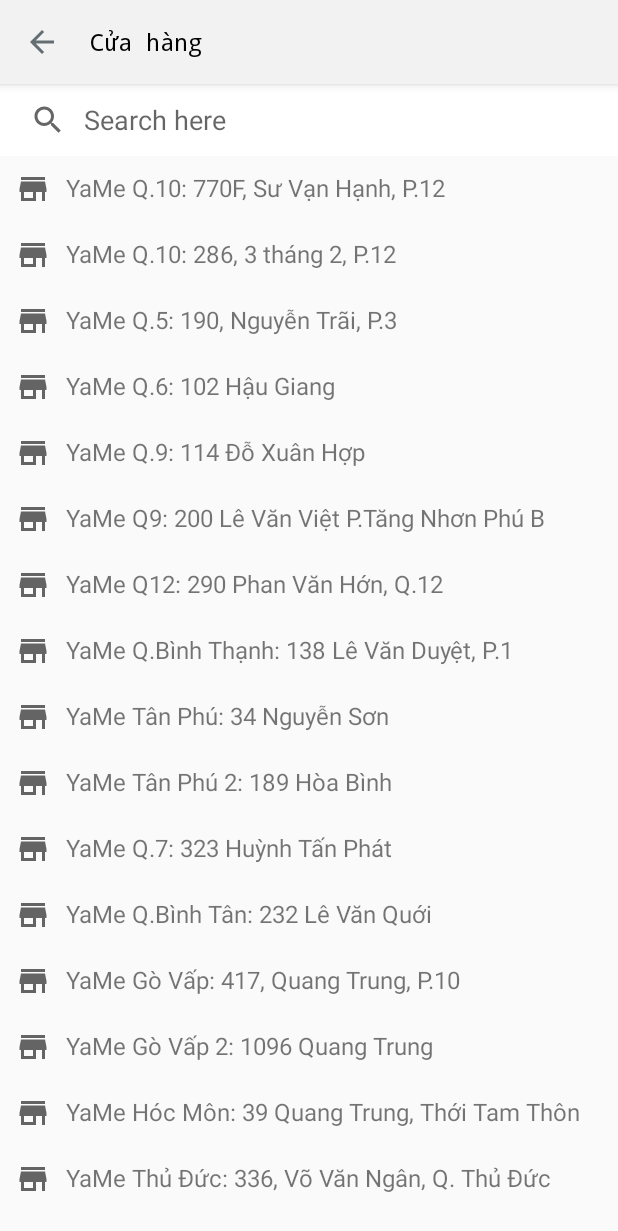
After one commit to prayz212/Yame, an Android app: the StoreLocation screen opened directly, with no data from a screen before it, on a phone screen of 412 x 824 dp. The commit adds this screen. Shown: the top 1231 px of the screen. Run offline under Robolectric (Android 15) with nearby library versions, the phone set to English and light mode, and no system bars.

Commit message:
Create Login & Store Activity

```diff
--- a/app/src/main/AndroidManifest.xml
+++ b/app/src/main/AndroidManifest.xml
@@ -9,6 +9,8 @@
         android:roundIcon="@mipmap/ic_launcher_round"
         android:supportsRtl="true"
         android:theme="@style/AppTheme">
+        <activity android:name=".MoreFragment.MyAccount"/>
+        <activity android:name=".MoreFragment.StoreLocation"/>
         <activity android:name=".Activitys.ProductDetailActivity.DetailActivity" />
         <activity android:name=".Activitys.ProductListActivity.ProductActivity" />
         <activity
--- /dev/null
+++ b/app/src/main/java/com/example/yame/MoreFragment/StoreLocation.java
@@ -0,0 +1,16 @@
+package com.example.yame.MoreFragment;
+
+import androidx.appcompat.app.AppCompatActivity;
+
+import android.os.Bundle;
+
+import com.example.yame.R;
+
+public class StoreLocation extends AppCompatActivity {
+
+    @Override
+    protected void onCreate(Bundle savedInstanceState) {
+        super.onCreate(savedInstanceState);
+        setContentView(R.layout.activity_store_location);
+    }
+}
--- /dev/null
+++ b/app/src/main/res/layout/activity_store_location.xml
@@ -0,0 +1,231 @@
+<?xml version="1.0" encoding="utf-8"?>
+<androidx.constraintlayout.widget.ConstraintLayout
+    xmlns:android="http://schemas.android.com/apk/res/android"
+    xmlns:app="http://schemas.android.com/apk/res-auto"
+    xmlns:tools="http://schemas.android.com/tools"
+    android:layout_width="match_parent"
+    android:layout_height="match_parent"
+    tools:context=".MoreFragment.StoreLocation">
+
+    <!-- Toolbar -->
+    <com.google.android.material.appbar.AppBarLayout
+        android:id="@+id/appBarStore"
+        android:layout_width="match_parent"
+        android:layout_height="wrap_content"
+        app:layout_constraintTop_toTopOf="parent"
+        app:layout_constraintStart_toStartOf="parent"
+        app:layout_constraintEnd_toEndOf="parent" >
+
+        <androidx.appcompat.widget.Toolbar
+            android:id="@+id/toolbarStore"
+            android:layout_width="match_parent"
+            android:layout_height="match_parent"
+            android:background="@color/backgroundToolbar">
+
+            <ImageButton
+                android:id="@+id/imgBtnBack"
+                android:layout_width="wrap_content"
+                android:layout_height="wrap_content"
+                android:paddingTop="10dp"
+                android:paddingBottom="10dp"
+                android:paddingEnd="10dp"
+                android:background="@null"
+                android:src="@drawable/ic_arrow_back" />
+
+            <TextView
+                android:id="@+id/tvTitle"
+                android:layout_width="match_parent"
+                android:layout_height="match_parent"
+                android:text="@string/tb_stores"
+                android:textSize="16sp"
+                android:textColor="@android:color/black"
+                android:textAlignment="viewStart"
+                android:paddingStart="10dp"
+                android:fontFamily="monospace" />
+        </androidx.appcompat.widget.Toolbar>
+    </com.google.android.material.appbar.AppBarLayout>
+
+    <SearchView
+        android:id="@+id/searchViewStore"
+        android:layout_width="match_parent"
+        android:layout_height="wrap_content"
+        android:background="@android:color/white"
+        android:iconifiedByDefault="false"
+        android:queryBackground="@android:color/transparent"
+        android:queryHint="Search here"
+        app:layout_constraintTop_toBottomOf="@+id/appBarStore"/>
+
+    <ScrollView
+        android:id="@+id/scrollViewStore"
+        android:layout_width="match_parent"
+        android:layout_height="wrap_content"
+        android:fillViewport="true"
+        app:layout_constraintTop_toBottomOf="@+id/searchViewStore"
+        app:layout_constraintStart_toStartOf="parent"
+        app:layout_constraintEnd_toEndOf="parent">
+
+        <LinearLayout
+            android:layout_width="match_parent"
+            android:layout_height="wrap_content"
+            android:orientation="vertical">
+
+            <TextView
+                android:id="@+id/name_store_1"
+                android:layout_width="wrap_content"
+                android:layout_height="wrap_content"
+                android:drawableStart="@drawable/ic_baseline_store_24"
+                android:drawablePadding="10dp"
+                android:padding="10dp"
+                android:text="@string/Yame_1"
+                android:textSize="16sp"/>
+            <TextView
+                android:id="@+id/name_store_2"
+                android:layout_width="wrap_content"
+                android:layout_height="wrap_content"
+                android:drawableStart="@drawable/ic_baseline_store_24"
+                android:drawablePadding="10dp"
+                android:padding="10dp"
+                android:text="@string/Yame_2"
+                android:textSize="16sp"/>
+            <TextView
+                android:id="@+id/name_store_3"
+                android:layout_width="wrap_content"
+                android:layout_height="wrap_content"
+                android:drawableStart="@drawable/ic_baseline_store_24"
+                android:drawablePadding="10dp"
+                android:padding="10dp"
+                android:text="@string/Yame_3"
+                android:textSize="16sp"/>
+
+            <TextView
+                android:id="@+id/name_store_4"
+                android:layout_width="wrap_content"
+                android:layout_height="wrap_content"
+                android:drawableStart="@drawable/ic_baseline_store_24"
+                android:drawablePadding="10dp"
+                android:padding="10dp"
+                android:text="@string/Yame_4"
+                android:textSize="16sp"/>
+
+            <TextView
+                android:id="@+id/name_store_5"
+                android:layout_width="wrap_content"
+                android:layout_height="wrap_content"
+                android:drawableStart="@drawable/ic_baseline_store_24"
+                android:drawablePadding="10dp"
+                android:padding="10dp"
+                android:text="@string/Yame_5"
+                android:textSize="16sp" />
+
+            <TextView
+                android:id="@+id/name_store_6"
+                android:layout_width="wrap_content"
+                android:layout_height="wrap_content"
+                android:drawableStart="@drawable/ic_baseline_store_24"
+                android:drawablePadding="10dp"
+                android:padding="10dp"
+                android:text="@string/Yame_6"
+                android:textSize="16sp"/>
+
+            <TextView
+                android:id="@+id/name_store_7"
+                android:layout_width="wrap_content"
+                android:layout_height="wrap_content"
+                android:drawableStart="@drawable/ic_baseline_store_24"
+                android:drawablePadding="10dp"
+                android:padding="10dp"
+                android:text="@string/Yame_7"
+                android:textSize="16sp"/>
+
+            <TextView
+                android:id="@+id/name_store_8"
+                android:layout_width="wrap_content"
+                android:layout_height="wrap_content"
+                android:drawableStart="@drawable/ic_baseline_store_24"
+                android:drawablePadding="10dp"
+                android:padding="10dp"
+                android:text="@string/Yame_8"
+                android:textSize="16sp"/>
+
+            <TextView
+                android:id="@+id/name_store_9"
+                android:layout_width="wrap_content"
+                android:layout_height="wrap_content"
+                android:drawableStart="@drawable/ic_baseline_store_24"
+                android:drawablePadding="10dp"
+                android:padding="10dp"
+                android:text="@string/Yame_9"
+                android:textSize="16sp"/>
+
+            <TextView
+                android:id="@+id/name_store_10"
+                android:layout_width="wrap_content"
+                android:layout_height="wrap_content"
+                android:drawableStart="@drawable/ic_baseline_store_24"
+                android:drawablePadding="10dp"
+                android:padding="10dp"
+                android:text="@string/Yame_10"
+                android:textSize="16sp"/>
+
+            <TextView
+                android:id="@+id/name_store_11"
+                android:layout_width="wrap_content"
+                android:layout_height="wrap_content"
+                android:drawableStart="@drawable/ic_baseline_store_24"
+                android:drawablePadding="10dp"
+                android:padding="10dp"
+                android:text="@string/Yame_16"
+                android:textSize="16sp" />
+
+            <TextView
+                android:id="@+id/name_store_12"
+                android:layout_width="wrap_content"
+                android:layout_height="wrap_content"
+                android:drawableStart="@drawable/ic_baseline_store_24"
+                android:drawablePadding="10dp"
+                android:padding="10dp"
+                android:text="@string/Yame_11"
+                android:textSize="16sp"/>
+
+            <TextView
+                android:id="@+id/name_store_13"
+                android:layout_width="wrap_content"
+                android:layout_height="wrap_content"
+                android:drawableStart="@drawable/ic_baseline_store_24"
+                android:drawablePadding="10dp"
+                android:padding="10dp"
+                android:text="@string/Yame_12"
+                android:textSize="16sp"/>
+
+            <TextView
+                android:id="@+id/name_store_14"
+                android:layout_width="wrap_content"
+                android:layout_height="wrap_content"
+                android:drawableStart="@drawable/ic_baseline_store_24"
+                android:drawablePadding="10dp"
+                android:padding="10dp"
+                android:text="@string/Yame_13"
+                android:textSize="16sp"/>
+
+            <TextView
+                android:id="@+id/name_store_15"
+                android:layout_width="wrap_content"
+                android:layout_height="wrap_content"
+                android:drawableStart="@drawable/ic_baseline_store_24"
+                android:drawablePadding="10dp"
+                android:padding="10dp"
+                android:text="@string/Yame_14"
+                android:textSize="16sp"/>
+
+            <TextView
+                android:id="@+id/name_store_16"
+                android:layout_width="wrap_content"
+                android:layout_height="wrap_content"
+                android:drawableStart="@drawable/ic_baseline_store_24"
+                android:drawablePadding="10dp"
+                android:padding="10dp"
+                android:text="@string/Yame_15"
+                android:textSize="16sp"/>
+        </LinearLayout>
+    </ScrollView>
+</androidx.constraintlayout.widget.ConstraintLayout>
--- a/app/src/main/res/layout/fragment_search.xml
+++ b/app/src/main/res/layout/fragment_search.xml
@@ -27,10 +27,10 @@
                 android:id="@+id/searchView"
                 android:layout_width="match_parent"
                 android:layout_height="wrap_content"
-                android:queryHint="Search here"
+                android:background="@android:color/white"
                 android:iconifiedByDefault="false"
                 android:queryBackground="@android:color/transparent"
-                android:background="@android:color/white" />
+                android:queryHint="Search here" />
 
         </androidx.cardview.widget.CardView>
 
--- a/app/src/main/res/values/colors.xml
+++ b/app/src/main/res/values/colors.xml
@@ -15,4 +15,5 @@
 
     <!-- Swipe delte color -->
     <color name="red">#F44336</color>
+    <color name="black">#000000</color>
 </resources>
--- a/app/src/main/res/values/strings.xml
+++ b/app/src/main/res/values/strings.xml
@@ -66,4 +66,31 @@
     <string name="btnDetails">Chi tiết sản phẩm</string>
     <string name="btnInstruction">Hướng dẫn giặt giũ và bảo quản</string>
 
+    <!-- Text of account, store activity-->
+    <string name="tb_myAccount">Tài khoản</string>
+    <string name="txt_register">Create account</string>
+    <string name="txt_login">Registered customer</string>
+    <string name="txt_forgotPassword"><u>Forgot your password?</u></string>
+    <string name="btn_signIn">Sign in</string>
+    <string name="btn_createAccount">Create account</string>
+    <string name="tb_stores">Cửa hàng</string>
+
+    <!--    Location Store -->
+    <string name="Yame_1">YaMe Q.10: 770F, Sư Vạn Hạnh, P.12</string>
+    <string name="Yame_2">YaMe Q.10: 286, 3 tháng 2, P.12</string>
+    <string name="Yame_3">YaMe Q.5: 190, Nguyễn Trãi, P.3</string>
+    <string name="Yame_4">YaMe Q.6: 102 Hậu Giang</string>
+    <string name="Yame_5">YaMe Q.9: 114 Đỗ Xuân Hợp</string>
+    <string name="Yame_6">YaMe Q9: 200 Lê Văn Việt P.Tăng Nhơn Phú B</string>
+    <string name="Yame_7">YaMe Q12: 290 Phan Văn Hớn, Q.12</string>
+    <string name="Yame_8">YaMe Q.Bình Thạnh: 138 Lê Văn Duyệt, P.1</string>
+    <string name="Yame_9">YaMe Tân Phú: 34 Nguyễn Sơn</string>
+    <string name="Yame_10">YaMe Tân Phú 2: 189 Hòa Bình</string>
+    <string name="Yame_11">YaMe Q.Bình Tân: 232 Lê Văn Quới</string>
+    <string name="Yame_12">YaMe Gò Vấp: 417, Quang Trung, P.10</string>
+    <string name="Yame_13">YaMe Gò Vấp 2: 1096 Quang Trung</string>
+    <string name="Yame_14">YaMe Hóc Môn: 39 Quang Trung, Thới Tam Thôn</string>
+    <string name="Yame_15">YaMe Thủ Đức: 336, Võ Văn Ngân, Q. Thủ Đức</string>
+    <string name="Yame_16">YaMe Q.7: 323 Huỳnh Tấn Phát</string>
+
 </resources>
```
Also changed, not shown: app/src/main/java/com/example/yame/MoreFragment/MoreFragment.java (+5 -2 lines), app/src/main/java/com/example/yame/MoreFragment/MyAccount.java (added, +23 -0 lines), app/src/main/res/drawable/border_btn.xml (added, +7 -0 lines), app/src/main/res/layout/activity_my_account.xml (added, +137 -0 lines).
